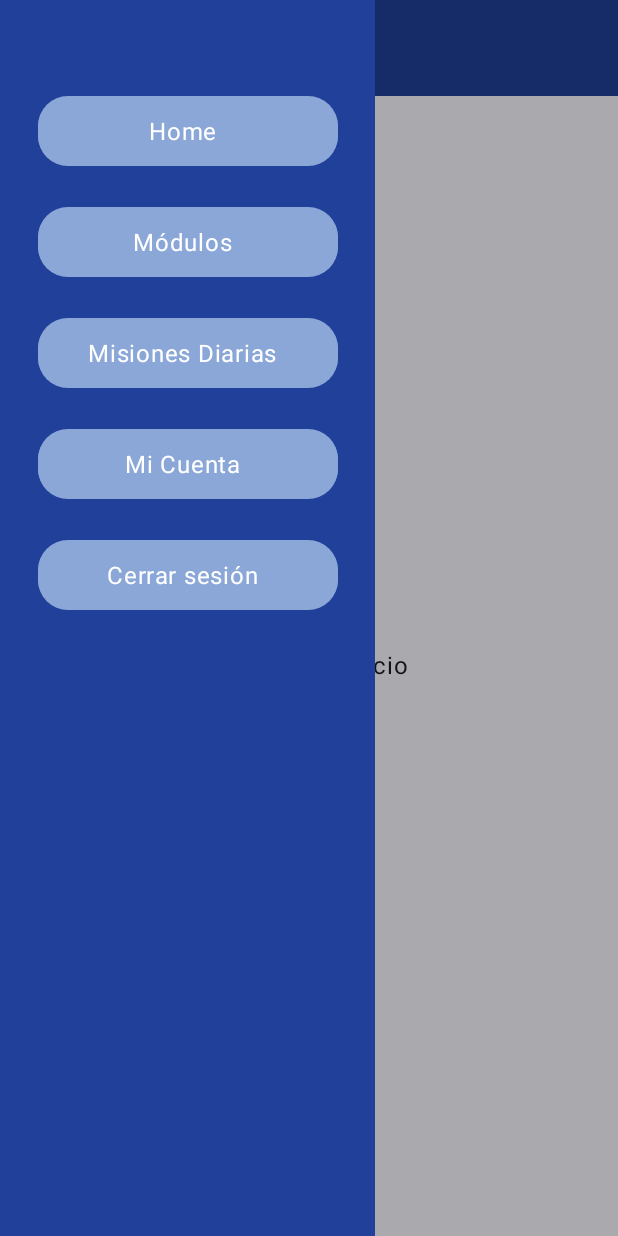
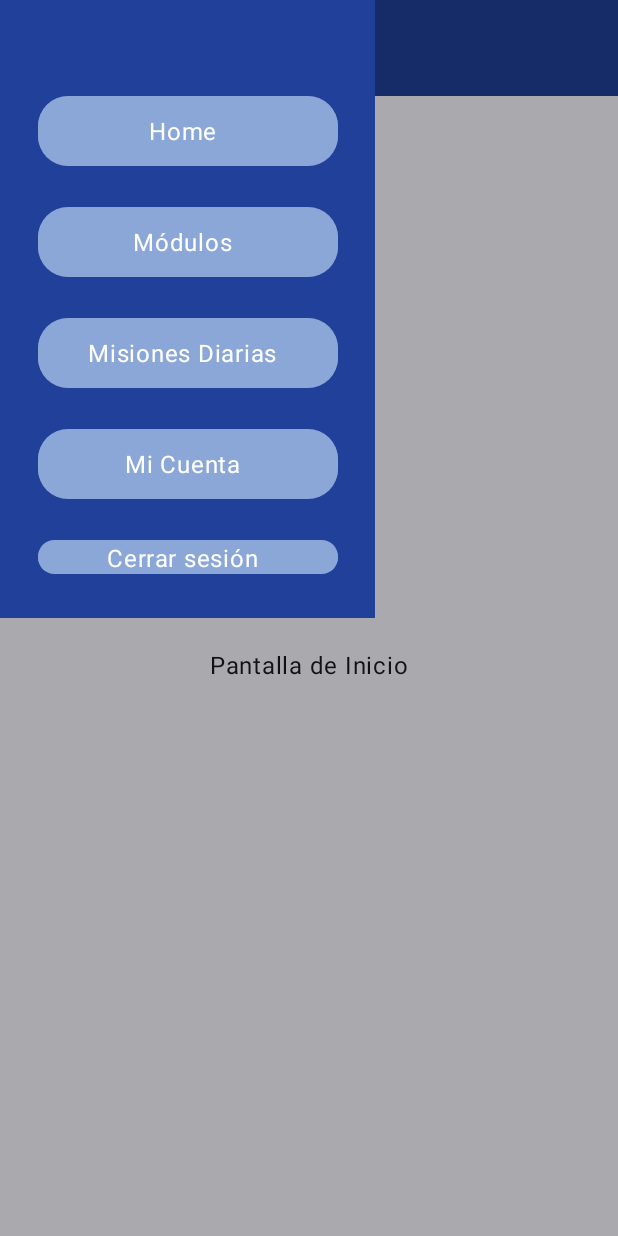
Before and after one commit to BorjaRuizCarlos/Proyecto_LenguajeDeSenas_Eq1, an Android app built with Jetpack Compose: the MainScaffold screen opened through its navigation route, after a tap on "Menu", on a phone screen of 412 x 824 dp. Run offline under Robolectric (Android 15) with nearby library versions, the phone set to English and light mode, and no system bars.

Commit message:
actualizacion de side bar

```diff
--- a/app/src/main/java/com/example/template2025/MainActivity.kt
+++ b/app/src/main/java/com/example/template2025/MainActivity.kt
@@ -49,7 +49,7 @@ class MainActivity : ComponentActivity() {
         }
     }
 }
-
+@Preview
 @Composable
 fun AppRoot(modifier: Modifier = Modifier) {
 
--- a/app/src/main/java/com/example/template2025/composables/MainScaffold.kt
+++ b/app/src/main/java/com/example/template2025/composables/MainScaffold.kt
@@ -54,24 +54,20 @@ fun MainScaffold(onLogoutClick: () -> Unit, onNavigateToAuth: () -> Unit) {
     ModalNavigationDrawer(
         drawerState = drawerState,
         drawerContent = {
-
-            // ... código anterior ...
             ModalDrawerSheet(
                 modifier = Modifier
                     .width(250.dp)
-                    .fillMaxHeight()
+                    .fillMaxHeight(0.5f)
                     .background(Color(0xFF21409A)),
                 drawerContainerColor = Color(0xFF21409A),
             ) {
-                // 1. REEMPLAZA EL BOX POR UN COLUMN
                 Column(
                     modifier = Modifier
                         .fillMaxSize()
-                        .padding(top = 50.dp, bottom = 16.dp), // Añade padding inferior
-                    horizontalAlignment = Alignment.CenterHorizontally, // Centra horizontalmente los elementos
-                    verticalArrangement = Arrangement.SpaceBetween // ⬅️ IMPORTANTE: Esto empuja el último elemento al final
+                        .padding(top = 50.dp, bottom = 16.dp),
+                    horizontalAlignment = Alignment.CenterHorizontally,
+                    verticalArrangement = Arrangement.SpaceBetween
                 ) {
-                    // 2. Columna para los ítems de navegación superiores
                     Column(horizontalAlignment = Alignment.CenterHorizontally) {
                         DrawerItem(nav, "Home", Route.Home.route, drawerState, scope)
                         DrawerItem(nav, "Módulos", Route.Modules.route, drawerState, scope)
```
Also changed, not shown: build.gradle.kts (line endings or trailing spaces).
